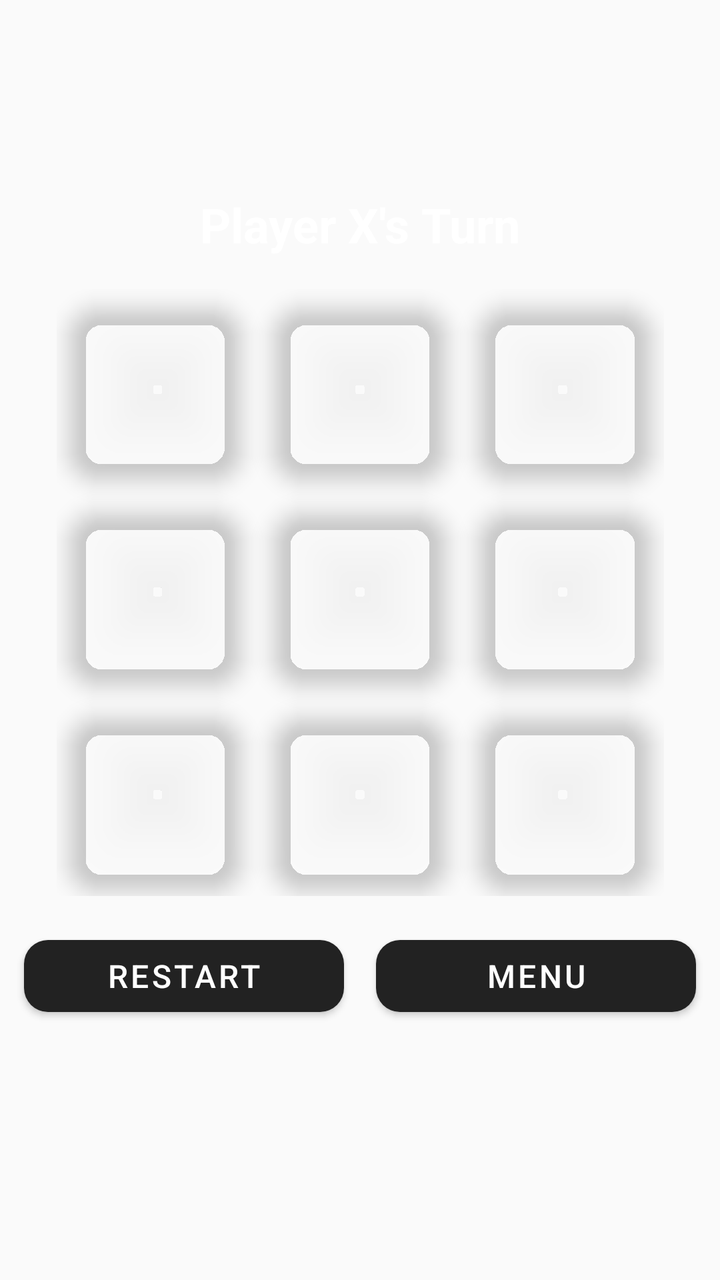
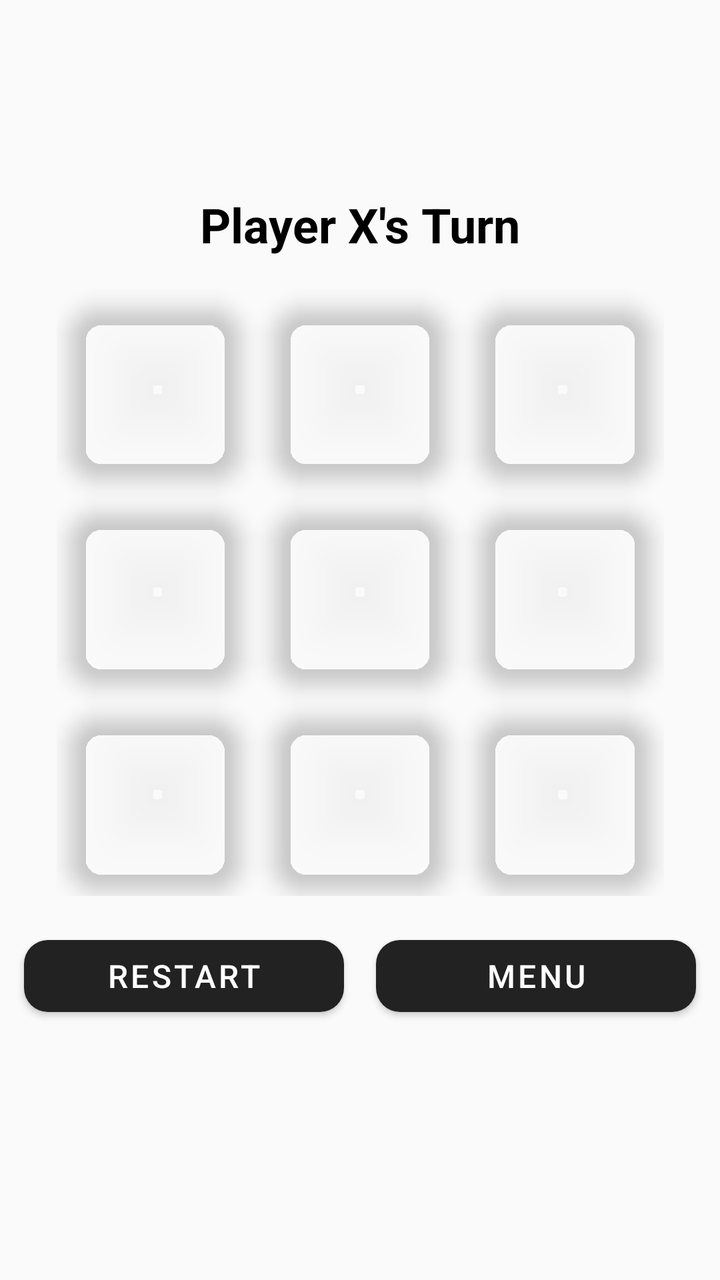

Compare the two renders of this Android layout. The source of the first and the diff that turns it into the second are given below.
<!-- AndroidManifest.xml: activity theme Theme.TicTacToe -->
<!-- res/layout/activity_game.xml -->
<androidx.constraintlayout.widget.ConstraintLayout xmlns:android="http://schemas.android.com/apk/res/android"
    xmlns:app="http://schemas.android.com/apk/res-auto"
    android:layout_width="match_parent"
    android:layout_height="match_parent"
    android:background="?android:windowBackground">

    <TextView
        android:id="@+id/tvPlayerTurn"
        android:layout_width="wrap_content"
        android:layout_height="wrap_content"
        android:text="Player X's Turn"
        android:textSize="24sp"
        android:textStyle="bold"
        android:textColor="?android:textColorPrimary"
        android:layout_marginTop="96dp"
        app:layout_constraintTop_toTopOf="parent"
        app:layout_constraintStart_toStartOf="parent"
        app:layout_constraintEnd_toEndOf="parent" />

    <androidx.constraintlayout.widget.ConstraintLayout
        android:id="@+id/boardContainer"
        android:layout_width="0dp"
        android:layout_height="0dp"
        android:layout_margin="16dp"
        android:layout_marginTop="96dp"
        android:padding="0dp"
        app:layout_constraintTop_toBottomOf="@id/tvPlayerTurn"
        app:layout_constraintBottom_toTopOf="@id/bottomButtonLayout"
        app:layout_constraintStart_toStartOf="parent"
        app:layout_constraintEnd_toEndOf="parent"
        app:layout_constraintDimensionRatio="1:1">

        
        <androidx.constraintlayout.widget.Guideline
            android:id="@+id/guideline_col1"
            android:layout_width="wrap_content"
            android:layout_height="wrap_content"
            android:orientation="vertical"
            app:layout_constraintGuide_percent="0.333"/>
        <androidx.constraintlayout.widget.Guideline
            android:id="@+id/guideline_col2"
            android:layout_width="wrap_content"
            android:layout_height="wrap_content"
            android:orientation="vertical"
            app:layout_constraintGuide_percent="0.666"/>
        
        <androidx.constraintlayout.widget.Guideline
            android:id="@+id/guideline_row1"
            android:layout_width="wrap_content"
            android:layout_height="wrap_content"
            android:orientation="horizontal"
            app:layout_constraintGuide_percent="0.333"/>
        <androidx.constraintlayout.widget.Guideline
            android:id="@+id/guideline_row2"
            android:layout_width="wrap_content"
            android:layout_height="wrap_content"
            android:orientation="horizontal"
            app:layout_constraintGuide_percent="0.666"/>

        
        
        <com.google.android.material.card.MaterialCardView
            android:id="@+id/card00"
            android:layout_width="0dp"
            android:layout_height="0dp"
            app:cardCornerRadius="18dp"
            app:cardElevation="6dp"
            app:cardBackgroundColor="@color/transparent"
            app:strokeColor="@android:color/transparent"
            android:layout_margin="6dp"
            app:layout_constraintTop_toTopOf="parent"
            app:layout_constraintBottom_toTopOf="@id/guideline_row1"
            app:layout_constraintStart_toStartOf="parent"
            app:layout_constraintEnd_toStartOf="@id/guideline_col1">
            <FrameLayout
                android:layout_width="match_parent"
                android:layout_height="match_parent"
                android:id="@+id/boardBg00"
                android:background="@android:color/transparent">
                <ImageView
                    android:id="@+id/btnCell00"
                    android:layout_width="match_parent"
                    android:layout_height="match_parent"
                    android:padding="18dp"
                    android:background="@android:color/transparent"
                    android:scaleType="centerInside"
                    android:contentDescription="Tic Tac Toe Cell" />
            </FrameLayout>
        </com.google.android.material.card.MaterialCardView>

        <com.google.android.material.card.MaterialCardView
            android:id="@+id/card01"
            android:layout_width="0dp"
            android:layout_height="0dp"
            app:cardCornerRadius="18dp"
            app:cardElevation="6dp"
            app:cardBackgroundColor="@color/transparent"
            app:strokeColor="@android:color/transparent"
            android:layout_margin="6dp"
            app:layout_constraintTop_toTopOf="parent"
            app:layout_constraintBottom_toTopOf="@id/guideline_row1"
            app:layout_constraintStart_toStartOf="@id/guideline_col1"
            app:layout_constraintEnd_toStartOf="@id/guideline_col2">
            <FrameLayout
                android:layout_width="match_parent"
                android:layout_height="match_parent"
                android:id="@+id/boardBg01"
                android:background="@android:color/transparent">
                <ImageView
                    android:id="@+id/btnCell01"
                    android:layout_width="match_parent"
                    android:layout_height="match_parent"
                    android:padding="18dp"
                    android:background="@android:color/transparent"
                    android:scaleType="centerInside"
                    android:contentDescription="Tic Tac Toe Cell" />
            </FrameLayout>
        </com.google.android.material.card.MaterialCardView>

        <com.google.android.material.card.MaterialCardView
            android:id="@+id/card02"
            android:layout_width="0dp"
            android:layout_height="0dp"
            app:cardCornerRadius="18dp"
            app:cardElevation="6dp"
            app:cardBackgroundColor="@color/transparent"
            app:strokeColor="@android:color/transparent"
            android:layout_margin="6dp"
            app:layout_constraintTop_toTopOf="parent"
            app:layout_constraintBottom_toTopOf="@id/guideline_row1"
            app:layout_constraintStart_toStartOf="@id/guideline_col2"
            app:layout_constraintEnd_toEndOf="parent">
            <FrameLayout
                android:layout_width="match_parent"
                android:layout_height="match_parent"
                android:id="@+id/boardBg02"
                android:background="@android:color/transparent">
                <ImageView
                    android:id="@+id/btnCell02"
                    android:layout_width="match_parent"
                    android:layout_height="match_parent"
                    android:padding="18dp"
                    android:background="@android:color/transparent"
                    android:scaleType="centerInside"
                    android:contentDescription="Tic Tac Toe Cell" />
            </FrameLayout>
        </com.google.android.material.card.MaterialCardView>

        
        <com.google.android.material.card.MaterialCardView
            android:id="@+id/card10"
            android:layout_width="0dp"
            android:layout_height="0dp"
            app:cardCornerRadius="18dp"
            app:cardElevation="6dp"
            app:cardBackgroundColor="@color/transparent"
            app:strokeColor="@android:color/transparent"
            android:layout_margin="6dp"
            app:layout_constraintTop_toTopOf="@id/guideline_row1"
            app:layout_constraintBottom_toTopOf="@id/guideline_row2"
            app:layout_constraintStart_toStartOf="parent"
            app:layout_constraintEnd_toStartOf="@id/guideline_col1">
            <FrameLayout
                android:layout_width="match_parent"
                android:layout_height="match_parent"
                android:id="@+id/boardBg10"
                android:background="@android:color/transparent">
                <ImageView
                    android:id="@+id/btnCell10"
                    android:layout_width="match_parent"
                    android:layout_height="match_parent"
                    android:padding="18dp"
                    android:background="@android:color/transparent"
                    android:scaleType="centerInside"
                    android:contentDescription="Tic Tac Toe Cell" />
            </FrameLayout>
        </com.google.android.material.card.MaterialCardView>

        <com.google.android.material.card.MaterialCardView
            android:id="@+id/card11"
            android:layout_width="0dp"
            android:layout_height="0dp"
            app:cardCornerRadius="18dp"
            app:cardElevation="6dp"
            app:cardBackgroundColor="@color/transparent"
            app:strokeColor="@android:color/transparent"
            android:layout_margin="6dp"
            app:layout_constraintTop_toTopOf="@id/guideline_row1"
            app:layout_constraintBottom_toTopOf="@id/guideline_row2"
            app:layout_constraintStart_toStartOf="@id/guideline_col1"
            app:layout_constraintEnd_toStartOf="@id/guideline_col2">
            <FrameLayout
                android:layout_width="match_parent"
                android:layout_height="match_parent"
                android:id="@+id/boardBg11"
                android:background="@android:color/transparent">
                <ImageView
                    android:id="@+id/btnCell11"
                    android:layout_width="match_parent"
                    android:layout_height="match_parent"
                    android:padding="18dp"
                    android:background="@android:color/transparent"
                    android:scaleType="centerInside"
                    android:contentDescription="Tic Tac Toe Cell" />
            </FrameLayout>
        </com.google.android.material.card.MaterialCardView>

        <com.google.android.material.card.MaterialCardView
            android:id="@+id/card12"
            android:layout_width="0dp"
            android:layout_height="0dp"
            app:cardCornerRadius="18dp"
            app:cardElevation="6dp"
            app:cardBackgroundColor="@color/transparent"
            app:strokeColor="@android:color/transparent"
            android:layout_margin="6dp"
            app:layout_constraintTop_toTopOf="@id/guideline_row1"
            app:layout_constraintBottom_toTopOf="@id/guideline_row2"
            app:layout_constraintStart_toStartOf="@id/guideline_col2"
            app:layout_constraintEnd_toEndOf="parent">
            <FrameLayout
                android:layout_width="match_parent"
                android:layout_height="match_parent"
                android:id="@+id/boardBg12"
                android:background="@android:color/transparent">
                <ImageView
                    android:id="@+id/btnCell12"
                    android:layout_width="match_parent"
                    android:layout_height="match_parent"
                    android:padding="18dp"
                    android:background="@android:color/transparent"
                    android:scaleType="centerInside"
                    android:contentDescription="Tic Tac Toe Cell" />
            </FrameLayout>
        </com.google.android.material.card.MaterialCardView>

        
        <com.google.android.material.card.MaterialCardView
            android:id="@+id/card20"
            android:layout_width="0dp"
            android:layout_height="0dp"
            app:cardCornerRadius="18dp"
            app:cardElevation="6dp"
            app:cardBackgroundColor="@color/transparent"
            app:strokeColor="@android:color/transparent"
            android:layout_margin="6dp"
            app:layout_constraintTop_toTopOf="@id/guideline_row2"
            app:layout_constraintBottom_toBottomOf="parent"
            app:layout_constraintStart_toStartOf="parent"
            app:layout_constraintEnd_toStartOf="@id/guideline_col1">
            <FrameLayout
                android:layout_width="match_parent"
                android:layout_height="match_parent"
                android:id="@+id/boardBg20"
                android:background="@android:color/transparent">
                <ImageView
                    android:id="@+id/btnCell20"
                    android:layout_width="match_parent"
                    android:layout_height="match_parent"
                    android:padding="18dp"
                    android:background="@android:color/transparent"
                    android:scaleType="centerInside"
                    android:contentDescription="Tic Tac Toe Cell" />
            </FrameLayout>
        </com.google.android.material.card.MaterialCardView>

        <com.google.android.material.card.MaterialCardView
            android:id="@+id/card21"
            android:layout_width="0dp"
            android:layout_height="0dp"
            app:cardCornerRadius="18dp"
            app:cardElevation="6dp"
            app:cardBackgroundColor="@color/transparent"
            app:strokeColor="@android:color/transparent"
            android:layout_margin="6dp"
            app:layout_constraintTop_toTopOf="@id/guideline_row2"
            app:layout_constraintBottom_toBottomOf="parent"
            app:layout_constraintStart_toStartOf="@id/guideline_col1"
            app:layout_constraintEnd_toStartOf="@id/guideline_col2">
            <FrameLayout
                android:layout_width="match_parent"
                android:layout_height="match_parent"
                android:id="@+id/boardBg21"
                android:background="@android:color/transparent">
                <ImageView
                    android:id="@+id/btnCell21"
                    android:layout_width="match_parent"
                    android:layout_height="match_parent"
                    android:padding="18dp"
                    android:background="@android:color/transparent"
                    android:scaleType="centerInside"
                    android:contentDescription="Tic Tac Toe Cell" />
            </FrameLayout>
        </com.google.android.material.card.MaterialCardView>

        <com.google.android.material.card.MaterialCardView
            android:id="@+id/card22"
            android:layout_width="0dp"
            android:layout_height="0dp"
            app:cardCornerRadius="18dp"
            app:cardElevation="6dp"
            app:cardBackgroundColor="@color/transparent"
            app:strokeColor="@android:color/transparent"
            android:layout_margin="6dp"
            app:layout_constraintTop_toTopOf="@id/guideline_row2"
            app:layout_constraintBottom_toBottomOf="parent"
            app:layout_constraintStart_toStartOf="@id/guideline_col2"
            app:layout_constraintEnd_toEndOf="parent">
            <FrameLayout
                android:layout_width="match_parent"
                android:layout_height="match_parent"
                android:id="@+id/boardBg22"
                android:background="@android:color/transparent">
                <ImageView
                    android:id="@+id/btnCell22"
                    android:layout_width="match_parent"
                    android:layout_height="match_parent"
                    android:padding="18dp"
                    android:background="@android:color/transparent"
                    android:scaleType="centerInside"
                    android:contentDescription="Tic Tac Toe Cell" />
            </FrameLayout>
        </com.google.android.material.card.MaterialCardView>

    </androidx.constraintlayout.widget.ConstraintLayout>
    <LinearLayout
        android:id="@+id/bottomButtonLayout"
        android:layout_width="0dp"
        android:layout_height="wrap_content"
        android:orientation="horizontal"
        android:gravity="center"
        android:layout_marginBottom="128dp"
        app:layout_constraintBottom_toBottomOf="parent"
        app:layout_constraintStart_toStartOf="parent"
        app:layout_constraintEnd_toEndOf="parent">
        <Button
            android:id="@+id/btnReset"
            style="@style/TicTacToeActionButton"
            android:text="Restart"
            android:textColor="?android:textColorPrimary"
            android:layout_marginEnd="16dp"
            android:paddingLeft="24dp"
            android:paddingRight="24dp" />
        <Button
            android:id="@+id/btnMenu"
            style="@style/TicTacToeActionButton"
            android:text="Menu"
            android:textColor="?android:textColorPrimary"
            android:paddingLeft="24dp"
            android:paddingRight="24dp" />
    </LinearLayout>

</androidx.constraintlayout.widget.ConstraintLayout>
<!-- resources referenced by this layout -->
<resources>
  <color name="transparent">#00000000</color>
  <style name="TicTacToeActionButton" parent="Widget.MaterialComponents.Button">
          <item name="android:layout_width">160dp</item>
          <item name="android:layout_height">wrap_content</item>
          <item name="android:textSize">16sp</item>
          <item name="android:textColor">?android:textColorPrimary</item>
          <item name="backgroundTint">?attr/colorPrimary</item>
          <item name="cornerRadius">12dp</item>
          <item name="elevation">4dp</item>
      </style>
  <style name="Theme.TicTacToe" parent="Theme.MaterialComponents.DayNight.NoActionBar">
          <item name="colorPrimary">@color/theme_default</item>
          <item name="colorPrimaryVariant">@color/theme_dark</item>
          <item name="colorOnPrimary">@color/theme_on</item>
          <item name="colorSecondary">@color/theme_blue</item>
          <item name="colorSecondaryVariant">@color/theme_dark</item>
          <item name="colorOnSecondary">@color/theme_on</item>
          <item name="android:windowBackground">@color/theme_light</item>
          <item name="android:textColorPrimary">@color/theme_on</item>
      </style>
  <color name="theme_default">#222222</color>
  <color name="theme_dark">#121212</color>
  <color name="theme_on">#FFFFFF</color>
  <color name="theme_blue">#1976D2</color>
  <color name="theme_light">#FAFAFA</color>
</resources>

<!-- the commit's change to res/layout/activity_game.xml (unified diff, before → after) -->
@@ -11,7 +11,7 @@
         android:text="Player X's Turn"
         android:textSize="24sp"
         android:textStyle="bold"
-        android:textColor="?android:textColorPrimary"
+        android:textColor="@color/main_title_color"
         android:layout_marginTop="96dp"
         app:layout_constraintTop_toTopOf="parent"
         app:layout_constraintStart_toStartOf="parent"
<!-- resource entries referenced after the edit -->
@@ -1,5 +1,6 @@
 <!-- resources referenced by this layout -->
 <resources>
+  <color name="main_title_color">#FF000000</color>
   <color name="transparent">#00000000</color>
   <style name="TicTacToeActionButton" parent="Widget.MaterialComponents.Button">
           <item name="android:layout_width">160dp</item>
